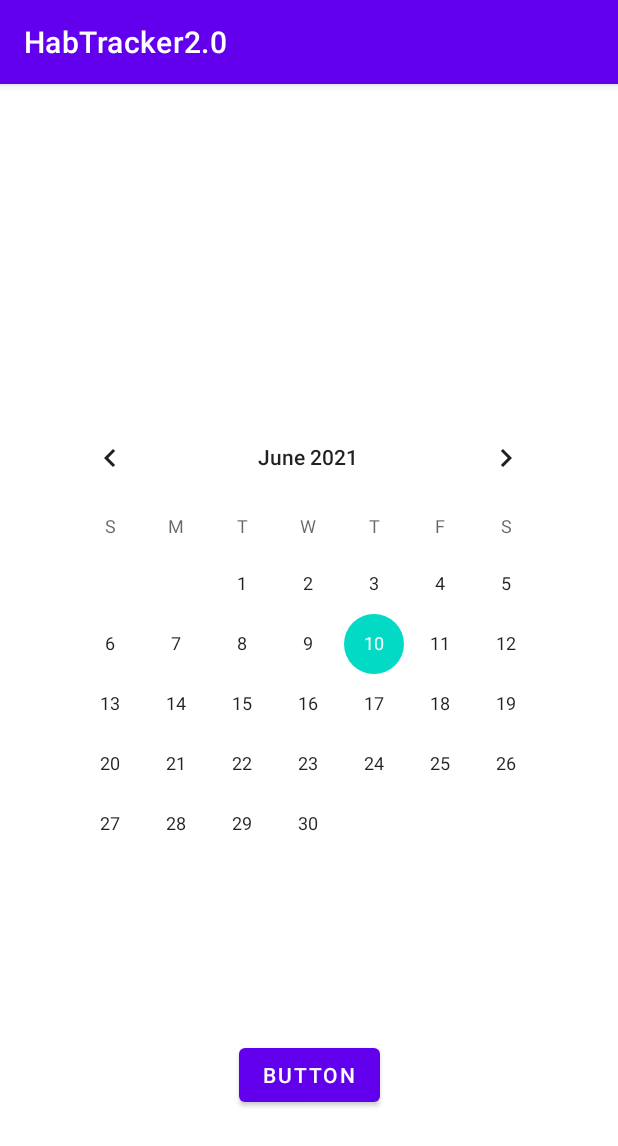
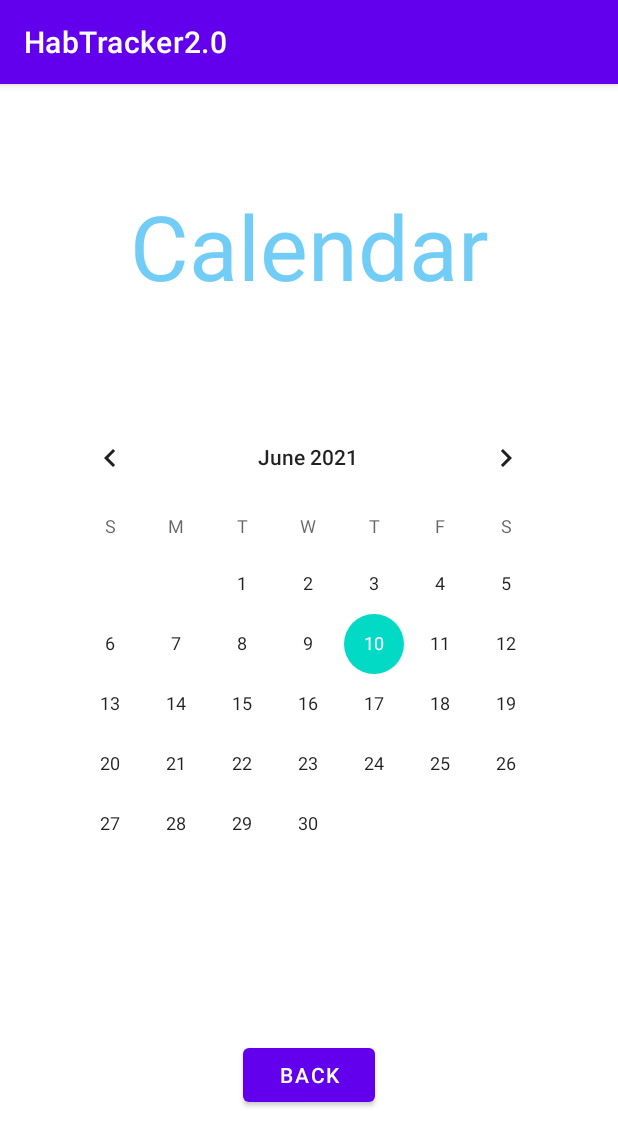
Before and after one commit to MrYee4/HabTracker2.0, an Android app: the CalendarDisplay screen opened directly, with no data from a screen before it, on a phone screen of 412 x 824 dp. Shown: the top 1146 px of the screen. Run offline under Robolectric (Android 15) with nearby library versions, the phone set to English and light mode, and no system bars.

Commit message:
Added a title to the calendar and text for the button on the calendar page

```diff
--- a/app/src/main/res/layout/activity_calendar_display.xml
+++ b/app/src/main/res/layout/activity_calendar_display.xml
@@ -20,10 +20,22 @@
         android:id="@+id/buttonC"
         android:layout_width="wrap_content"
         android:layout_height="wrap_content"
-        android:text="Button"
+        android:text="@string/return_to_main_activity"
         app:layout_constraintBottom_toBottomOf="parent"
         app:layout_constraintEnd_toEndOf="parent"
         app:layout_constraintStart_toStartOf="parent"
         app:layout_constraintTop_toBottomOf="@+id/calendarView" />
 
+    <TextView
+        android:id="@+id/calTitle"
+        android:layout_width="wrap_content"
+        android:layout_height="wrap_content"
+        android:text="@string/calendar_title"
+        android:textColor="#72CDF6"
+        android:textSize="60sp"
+        app:layout_constraintBottom_toTopOf="@+id/calendarView"
+        app:layout_constraintEnd_toEndOf="parent"
+        app:layout_constraintStart_toStartOf="parent"
+        app:layout_constraintTop_toTopOf="parent" />
+
 </androidx.constraintlayout.widget.ConstraintLayout>
--- a/app/src/main/res/values/strings.xml
+++ b/app/src/main/res/values/strings.xml
@@ -9,4 +9,8 @@
 
     <string name="hello_first_fragment">Hello first fragment</string>
     <string name="hello_second_fragment">Hello second fragment. Arg: %1$s</string>
+
+    <string name="calendar_title">Calendar</string>
+
+    <string name="return_to_main_activity">Back</string>
 </resources>
```
